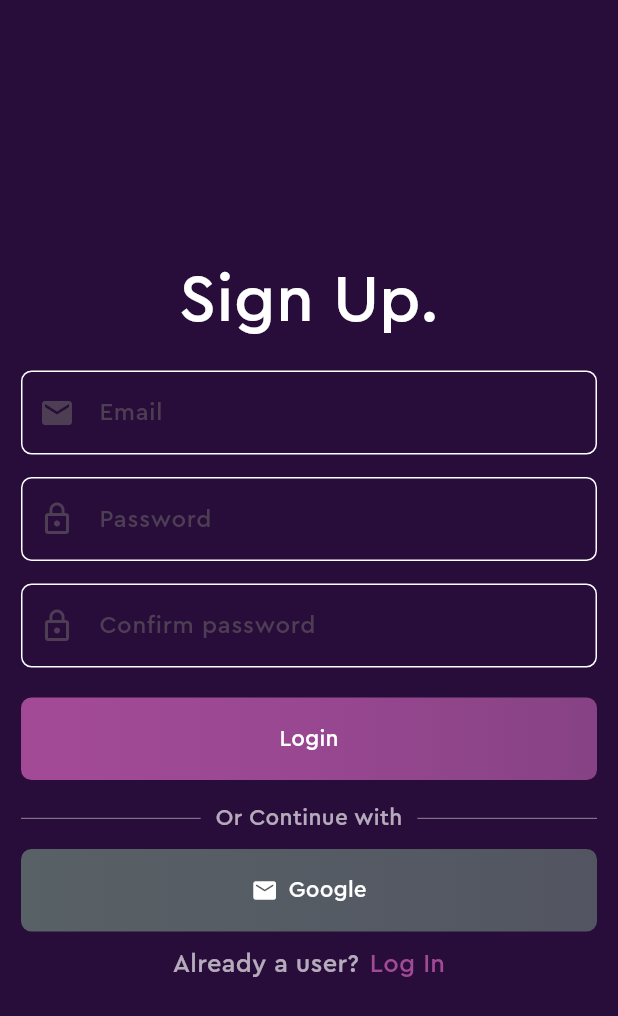
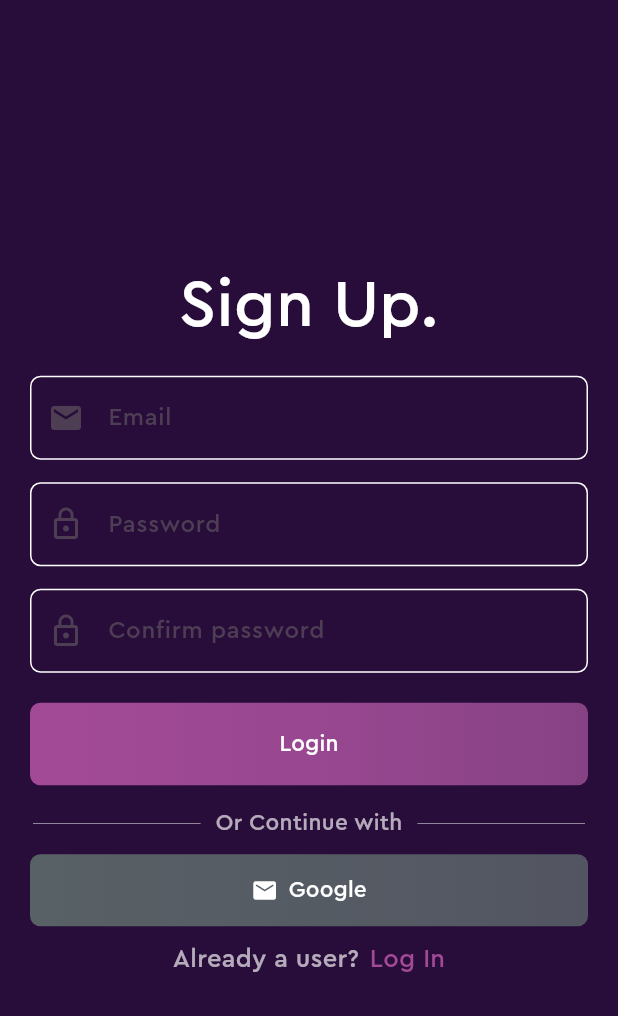
Before and after one commit to Sarania-M/PayTrack, a Flutter app: the screen it shows after launch, after a tap on "Sign Up", on a phone screen of 412 x 824 dp. Shown: the top 1016 px of the screen. Run offline on Flutter 3.47's test engine with Material 3 defaults, Android fonts, the phone set to English and light mode, and no system bars; our stand-ins replace cloud_firestore, firebase_auth, firebase_core, fl_chart, flutter_slidable, google_sign_in; accounts and stored records are empty; network calls fail.

```diff
--- a/lib/methods/expenses_data.dart
+++ b/lib/methods/expenses_data.dart
@@ -7,7 +7,7 @@ import 'package:flutter/material.dart';
 class ExpensesData extends ChangeNotifier{
 
   double? _dailyBudget;
-  double get dailyBudget => _dailyBudget ?? 100.0;
+  double? get dailyBudget => _dailyBudget ?? 100.0;
 
   List<ExpenseItem> allExpenseList = [];
 
--- a/lib/models/gradient_button.dart
+++ b/lib/models/gradient_button.dart
@@ -17,7 +17,9 @@ class GradientButton extends StatelessWidget{
 
   @override
   Widget build(BuildContext context) {
-    return Container(
+    return Padding(
+      padding: EdgeInsetsGeometry.only(right: 20,left: 20),
+      child: Container(
         decoration: BoxDecoration(
           borderRadius: BorderRadius.circular(7),
           gradient: LinearGradient(colors: [color1,color2])
@@ -28,6 +30,7 @@ class GradientButton extends StatelessWidget{
           fixedSize: const Size(384, 55),
           shadowColor: const Color.fromARGB(0, 22, 20, 20),
         ), child: Text(labelText,style: TextStyle(color: Colors.white,fontFamily: 'Cera',fontSize: 15),)),
+      ),
     );
   }
 }
--- a/lib/models/input_field.dart
+++ b/lib/models/input_field.dart
@@ -16,8 +16,9 @@ const InputField({
 
 @override
   Widget build(BuildContext context) {
-    return SizedBox(
-      width: 384,
+    return Padding(
+      padding: EdgeInsetsGeometry.only(right: 20,left: 20),
+      child: SizedBox(
         child: TextFormField(
           style: TextStyle(fontFamily: 'Cera',color: const Color.fromARGB(192, 255, 255, 255)),
           decoration: InputDecoration(
@@ -36,6 +37,7 @@ const InputField({
           obscureText: val,
           controller: cont,
         ),
+      ),
     );
   }
 
--- a/lib/pages/auth/login_page.dart
+++ b/lib/pages/auth/login_page.dart
@@ -97,17 +97,19 @@ void showError(String message, BuildContext context) {
                 GradientButton(labelText: 'Login', onTap: () => logUserIn(emailCont, passCont), color1: Color.fromARGB(198, 198, 91, 177), color2: const Color.fromARGB(255, 134, 66, 132)),
                 const SizedBox(height: 15,),
                 Row(children: [
-                  const SizedBox(width: 14,),
+                  const SizedBox(width: 22,),
                   Expanded(child: Divider(color: const Color.fromARGB(167, 255, 255, 255),thickness: 0.5,)),
                   const SizedBox(width: 10,),
                   Text('Or Continue with',style: TextStyle(fontFamily: 'Cera',color: const Color.fromARGB(167, 255, 255, 255),fontSize: 15),),
                   const SizedBox(width: 10,),
                   Expanded(child: Divider(color: const Color.fromARGB(167, 255, 255, 255),thickness: 0.5,)),
-                  const SizedBox(width: 14,),
+                  const SizedBox(width: 22,),
 
                 ],),
                 const SizedBox(height:10),
-                Container(
+                Padding(
+                  padding: const EdgeInsets.symmetric(horizontal: 20),
+                  child: Container(
                   decoration: BoxDecoration(
                   borderRadius: BorderRadius.circular(7),
                   gradient: LinearGradient(colors: [const Color.fromARGB(255, 88, 97, 102),const Color.fromARGB(212, 91, 100, 105)])
@@ -127,6 +129,7 @@ void showError(String message, BuildContext context) {
                       Text('Google',style: TextStyle(color: Colors.white,fontFamily: 'Cera',fontSize: 15),)
                     ],
                   )),
+                  ),
                 ),
                 const SizedBox(height:10),
                 Row(
--- a/lib/pages/auth/signup_page.dart
+++ b/lib/pages/auth/signup_page.dart
@@ -1,11 +1,9 @@
 import 'package:expenseapp/methods/auth_service.dart';
-import 'package:expenseapp/methods/expenses_data.dart';
 import 'package:expenseapp/models/gradient_button.dart';
 import 'package:expenseapp/models/input_field.dart';
 import 'package:expenseapp/theme/theme_data.dart';
 import 'package:firebase_auth/firebase_auth.dart';
 import 'package:flutter/material.dart';
-import 'package:provider/provider.dart';
 
 class SignupPage extends StatefulWidget {
 
@@ -39,17 +37,12 @@ Future<void> registerUser(
         email: emailCont.text.trim(),
         password: passCont.text.trim(),
       );
-
-      if (context.mounted) {
-        final provider = Provider.of<ExpensesData>(context, listen: false);
-        await provider.prepare();
-      }
     } else {
       if (context.mounted) {
         Navigator.of(context).pop();
         showError('Passwords don\'t match', context);
+       }
       return;
-      }
     }
 
     if (context.mounted) {
@@ -106,17 +99,19 @@ void showError(String message, BuildContext context) {
                 GradientButton(labelText: 'Login', onTap: () => registerUser(emailCont, passCont, confirmPass),color1:Color.fromARGB(198, 198, 91, 177),color2:const Color.fromARGB(255, 134, 66, 132)),
                 const SizedBox(height: 15,),
                 Row(children: [
-                  const SizedBox(width: 14,),
+                  const SizedBox(width: 22,),
                   Expanded(child: Divider(color: const Color.fromARGB(167, 255, 255, 255),thickness: 0.5,)),
                   const SizedBox(width: 10,),
                   Text('Or Continue with',style: TextStyle(fontFamily: 'Cera',color: const Color.fromARGB(167, 255, 255, 255),fontSize: 15),),
                   const SizedBox(width: 10,),
                   Expanded(child: Divider(color: const Color.fromARGB(167, 255, 255, 255),thickness: 0.5,)),
-                  const SizedBox(width: 14,),
+                  const SizedBox(width: 22,),
 
                 ],),
                 const SizedBox(height:10),
-                Container(
+                Padding(
+                  padding: const EdgeInsets.symmetric(horizontal: 20),
+                  child: Container(
                   decoration: BoxDecoration(
                   borderRadius: BorderRadius.circular(7),
                   gradient: LinearGradient(colors: [const Color.fromARGB(255, 88, 97, 102),const Color.fromARGB(212, 91, 100, 105)])
@@ -124,7 +119,6 @@ void showError(String message, BuildContext context) {
                   child: ElevatedButton(onPressed: ()=> AuthService().handleGoogleLogin(context),
                   style: ElevatedButton.styleFrom(
                   backgroundColor: const Color.fromARGB(0, 255, 255, 255),
-                fixedSize: const Size(384, 55),
                   shadowColor: const Color.fromARGB(0, 22, 20, 20),
                   ), child: Row(
                     mainAxisAlignment: MainAxisAlignment.center,
@@ -136,6 +130,7 @@ void showError(String message, BuildContext context) {
                       Text('Google',style: TextStyle(color: Colors.white,fontFamily: 'Cera',fontSize: 15),)
                     ],
                   )),
+                  ),
                 ),
                 const SizedBox(height:10),
                 Row(
```
Also changed, not shown: lib/pages/settings_page.dart (+5 -11 lines). Lines whose indentation alone changed are shown as unchanged.
